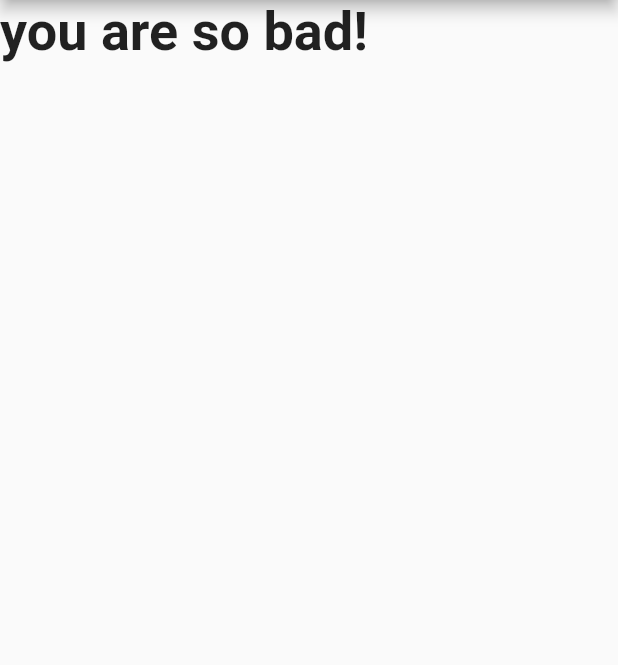
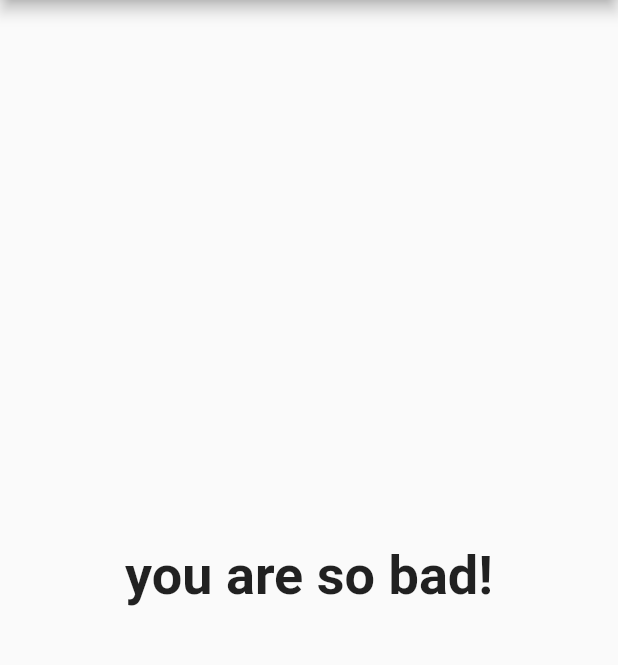
Before and after one commit to ibrikk/first_app_flutter, a Flutter app: the screen it shows after launch, after a tap on "Black", after a tap on "Zebra", after a tap on "Titanic", on a phone screen of 412 x 824 dp, the part 84-749 px from its top. Run offline on Flutter 3.47's test engine with Material 2 defaults, Android fonts, the phone set to English and light mode, and no system bars.

Commit message:
centering text

```diff
--- a/lib/result.dart
+++ b/lib/result.dart
@@ -22,13 +22,12 @@ class Result extends StatelessWidget {
 
   @override
   Widget build(BuildContext context) {
-    return Column(
-      children: [
-        Text(
-          resultPhrase,
-          style: TextStyle(fontSize: 36, fontWeight: FontWeight.bold),
-        ),
-      ],
+    return Center(
+      child: Text(
+        resultPhrase,
+        style: TextStyle(fontSize: 36, fontWeight: FontWeight.bold),
+        textAlign: TextAlign.center,
+      ),
     );
   }
 }
```
